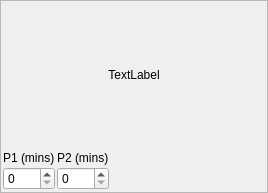
First picture: the form in mqt/MqtLogger/tstatsdispframe.ui, repository zsteva/backup-minos2, before the edit.
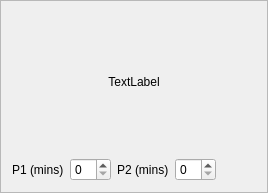
Second picture: the form after the edit.

Commit message: Neaten it up

What changed in the file:
```diff
--- a/mqt/MqtLogger/tstatsdispframe.ui
+++ b/mqt/MqtLogger/tstatsdispframe.ui
@@ -20,21 +20,6 @@
    <enum>QFrame::Raised</enum>
   </property>
   <layout class="QVBoxLayout" name="verticalLayout">
-   <property name="spacing">
-    <number>0</number>
-   </property>
-   <property name="leftMargin">
-    <number>0</number>
-   </property>
-   <property name="topMargin">
-    <number>0</number>
-   </property>
-   <property name="rightMargin">
-    <number>0</number>
-   </property>
-   <property name="bottomMargin">
-    <number>0</number>
-   </property>
    <item>
     <spacer name="verticalSpacer_2">
      <property name="orientation">
@@ -78,24 +63,7 @@
     </spacer>
    </item>
    <item>
-    <layout class="QHBoxLayout" name="horizontalLayout_7">
-     <property name="spacing">
-      <number>2</number>
-     </property>
-     <property name="leftMargin">
-      <number>2</number>
-     </property>
-     <property name="topMargin">
-      <number>2</number>
-     </property>
-     <property name="rightMargin">
-      <number>2</number>
-     </property>
-     <property name="bottomMargin">
-      <number>2</number>
-     </property>
-     <item>
-      <layout class="QVBoxLayout" name="verticalLayout_11">
+    <layout class="QHBoxLayout" name="horizontalLayout">
        <item>
         <widget class="QLabel" name="label_3">
          <property name="text">
@@ -110,10 +78,6 @@
          </property>
         </widget>
        </item>
-      </layout>
-     </item>
-     <item>
-      <layout class="QVBoxLayout" name="verticalLayout_12">
        <item>
         <widget class="QLabel" name="label_4">
          <property name="text">
@@ -127,8 +91,6 @@
           <enum>Qt::ClickFocus</enum>
          </property>
         </widget>
-       </item>
-      </layout>
      </item>
      <item>
       <spacer name="horizontalSpacer_2">
```
Lines whose indentation alone changed are shown as unchanged.
